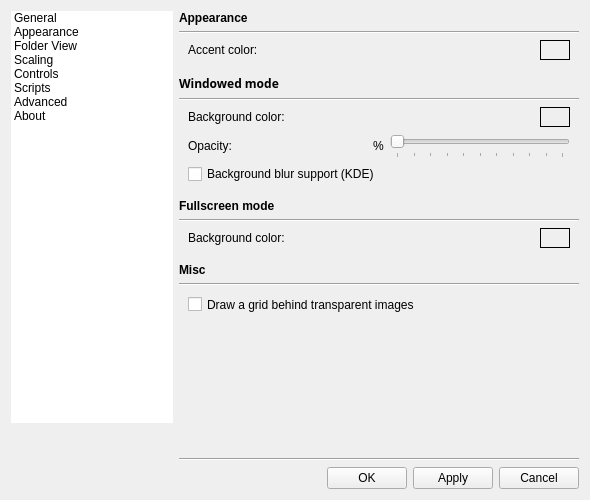
Qt form gui/dialogs/settingsdialog.ui (do-i/thumbgrid) before a commit.
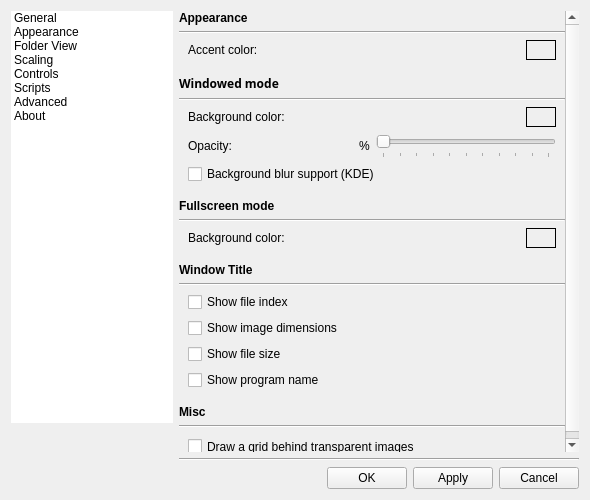
The same form after that commit. The open tabs and pages were chosen to show the change. Custom widgets are drawn as their Qt base class.

Commit message: [Settings] Configurable window title

```diff
--- a/gui/dialogs/settingsdialog.ui
+++ b/gui/dialogs/settingsdialog.ui
@@ -1098,9 +1098,9 @@
               <property name="geometry">
                <rect>
                 <x>0</x>
-                <y>0</y>
-                <width>400</width>
-                <height>437</height>
+                <y>-57</y>
+                <width>386</width>
+                <height>508</height>
                </rect>
               </property>
               <layout class="QVBoxLayout" name="verticalLayout_25">
@@ -1435,6 +1435,83 @@
                  </property>
                 </spacer>
                </item>
+               <item>
+                <widget class="QLabel" name="label_22">
+                 <property name="font">
+                  <font>
+                   <weight>75</weight>
+                   <bold>true</bold>
+                  </font>
+                 </property>
+                 <property name="text">
+                  <string>Window Title</string>
+                 </property>
+                </widget>
+               </item>
+               <item>
+                <widget class="Line" name="line_18">
+                 <property name="orientation">
+                  <enum>Qt::Horizontal</enum>
+                 </property>
+                </widget>
+               </item>
+               <item>
+                <layout class="QGridLayout" name="gridLayout_12">
+                 <property name="leftMargin">
+                  <number>9</number>
+                 </property>
+                 <property name="topMargin">
+                  <number>0</number>
+                 </property>
+                 <property name="rightMargin">
+                  <number>9</number>
+                 </property>
+                 <item row="0" column="0">
+                  <widget class="QCheckBox" name="titleFileIndexCheckBox">
+                   <property name="text">
+                    <string>Show file index</string>
+                   </property>
+                  </widget>
+                 </item>
+                 <item row="2" column="0">
+                  <widget class="QCheckBox" name="titleSizeCheckBox">
+                   <property name="text">
+                    <string>Show file size</string>
+                   </property>
+                  </widget>
+                 </item>
+                 <item row="1" column="0">
+                  <widget class="QCheckBox" name="titleDimensionsCheckBox">
+                   <property name="text">
+                    <string>Show image dimensions</string>
+                   </property>
+                  </widget>
+                 </item>
+                 <item row="3" column="0">
+                  <widget class="QCheckBox" name="titleNameCheckBox">
+                   <property name="text">
+                    <string>Show program name</string>
+                   </property>
+                  </widget>
+                 </item>
+                </layout>
+               </item>
+               <item>
+                <spacer name="verticalSpacer_16">
+                 <property name="orientation">
+                  <enum>Qt::Vertical</enum>
+                 </property>
+                 <property name="sizeType">
+                  <enum>QSizePolicy::Fixed</enum>
+                 </property>
+                 <property name="sizeHint" stdset="0">
+                  <size>
+                   <width>20</width>
+                   <height>9</height>
+                  </size>
+                 </property>
+                </spacer>
+               </item>
                <item>
                 <widget class="QLabel" name="label_14">
                  <property name="font">
```
Left out of the diff: 4 changed lines with no effect on the pictures. The commit also changes 9 other files.
